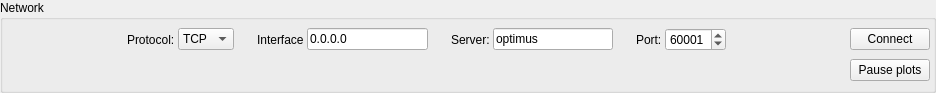
The window that NetworkGroupBox.ui (ska-sa/AVNSignalAnalyser) describes before a commit, drawn with Qt 5.
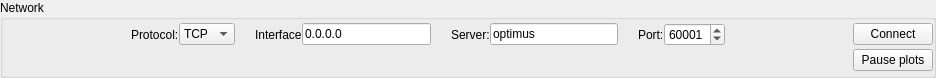
The same window after the commit.

Diff of the .ui file:
```diff
--- a/NetworkGroupBox.ui
+++ b/NetworkGroupBox.ui
@@ -7,9 +7,21 @@
     <x>0</x>
     <y>0</y>
     <width>936</width>
-    <height>93</height>
+    <height>78</height>
    </rect>
   </property>
+  <property name="sizePolicy">
+   <sizepolicy hsizetype="Preferred" vsizetype="Fixed">
+    <horstretch>0</horstretch>
+    <verstretch>0</verstretch>
+   </sizepolicy>
+  </property>
+  <property name="maximumSize">
+   <size>
+    <width>16777215</width>
+    <height>78</height>
+   </size>
+  </property>
   <property name="windowTitle">
    <string>Network</string>
   </property>
@@ -18,13 +30,16 @@
   </property>
   <layout class="QVBoxLayout" name="verticalLayout">
    <property name="spacing">
-    <number>3</number>
+    <number>0</number>
    </property>
    <property name="margin">
-    <number>3</number>
+    <number>0</number>
    </property>
    <item>
     <layout class="QHBoxLayout" name="horizontalLayout_3">
+     <property name="spacing">
+      <number>0</number>
+     </property>
      <item>
       <spacer name="horizontalSpacer_2">
        <property name="orientation">
@@ -40,6 +55,12 @@
      </item>
      <item>
       <widget class="QLabel" name="label_5">
+       <property name="sizePolicy">
+        <sizepolicy hsizetype="Preferred" vsizetype="Minimum">
+         <horstretch>0</horstretch>
+         <verstretch>0</verstretch>
+        </sizepolicy>
+       </property>
        <property name="text">
         <string>Protocol:</string>
        </property>
@@ -107,6 +128,12 @@
      </item>
      <item>
       <widget class="QLabel" name="label_3">
+       <property name="sizePolicy">
+        <sizepolicy hsizetype="Preferred" vsizetype="Minimum">
+         <horstretch>0</horstretch>
+         <verstretch>0</verstretch>
+        </sizepolicy>
+       </property>
        <property name="text">
         <string>Server:</string>
        </property>
@@ -137,6 +164,12 @@
      </item>
      <item>
       <widget class="QLabel" name="label_4">
+       <property name="sizePolicy">
+        <sizepolicy hsizetype="Preferred" vsizetype="Minimum">
+         <horstretch>0</horstretch>
+         <verstretch>0</verstretch>
+        </sizepolicy>
+       </property>
        <property name="text">
         <string>Port:</string>
        </property>
@@ -176,6 +209,9 @@
    </item>
    <item>
     <layout class="QHBoxLayout" name="horizontalLayout_4">
+     <property name="spacing">
+      <number>0</number>
+     </property>
      <item>
       <spacer name="horizontalSpacer_3">
        <property name="orientation">
```
Left out of the diff: 7 changed lines with no effect on the pictures.
